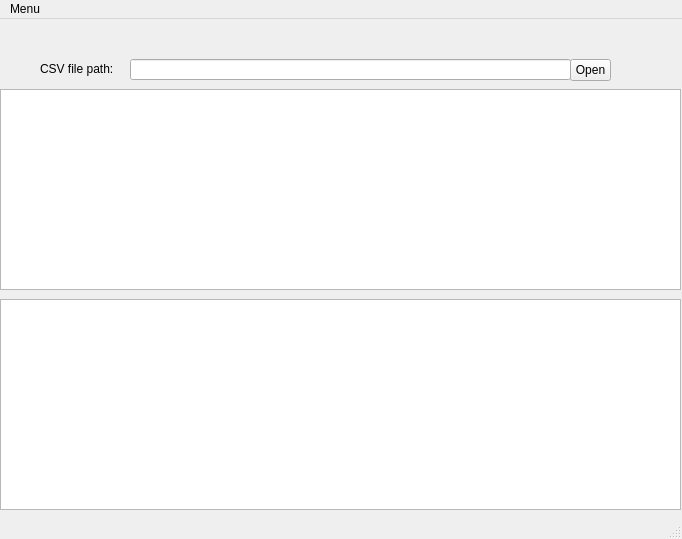
Sadiqush/RVSearch, file rvsearch/rvsearch_gui.ui: the form before one commit.
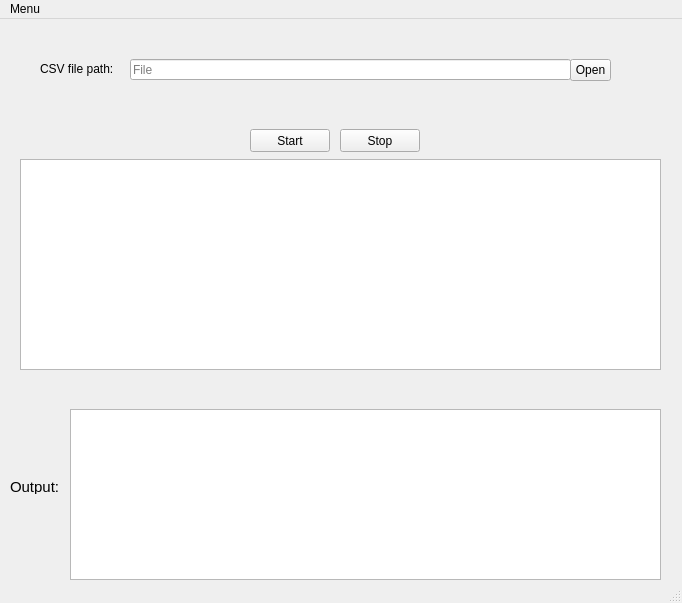
The form after the commit.

Commit message: added exit, and open functionalities, better UI

What changed in the file:
```diff
--- a/rvsearch/rvsearch_gui.ui
+++ b/rvsearch/rvsearch_gui.ui
@@ -7,7 +7,7 @@
     <x>0</x>
     <y>0</y>
     <width>682</width>
-    <height>539</height>
+    <height>603</height>
    </rect>
   </property>
   <property name="windowTitle">
@@ -23,6 +23,12 @@
       <height>21</height>
      </rect>
     </property>
+    <property name="text">
+     <string/>
+    </property>
+    <property name="placeholderText">
+     <string>File</string>
+    </property>
    </widget>
    <widget class="QLabel" name="csvpath">
     <property name="geometry">
@@ -53,23 +59,67 @@
    <widget class="QTextBrowser" name="log">
     <property name="geometry">
      <rect>
-      <x>0</x>
-      <y>70</y>
-      <width>681</width>
-      <height>201</height>
-     </rect>
-    </property>
-   </widget>
-   <widget class="QTextBrowser" name="output">
-    <property name="geometry">
-     <rect>
-      <x>0</x>
-      <y>280</y>
-      <width>681</width>
+      <x>20</x>
+      <y>140</y>
+      <width>641</width>
       <height>211</height>
      </rect>
     </property>
    </widget>
+   <widget class="QTextBrowser" name="output">
+    <property name="geometry">
+     <rect>
+      <x>70</x>
+      <y>390</y>
+      <width>591</width>
+      <height>171</height>
+     </rect>
+    </property>
+   </widget>
+   <widget class="QPushButton" name="start_button">
+    <property name="geometry">
+     <rect>
+      <x>250</x>
+      <y>110</y>
+      <width>80</width>
+      <height>23</height>
+     </rect>
+    </property>
+    <property name="text">
+     <string>Start</string>
+    </property>
+   </widget>
+   <widget class="QPushButton" name="stop_button">
+    <property name="geometry">
+     <rect>
+      <x>340</x>
+      <y>110</y>
+      <width>80</width>
+      <height>23</height>
+     </rect>
+    </property>
+    <property name="text">
+     <string>Stop</string>
+    </property>
+   </widget>
+   <widget class="QLabel" name="label">
+    <property name="geometry">
+     <rect>
+      <x>10</x>
+      <y>460</y>
+      <width>57</width>
+      <height>15</height>
+     </rect>
+    </property>
+    <property name="font">
+     <font>
+      <pointsize>11</pointsize>
+     </font>
+    </property>
+    <property name="text">
+     <string>Output:</string>
+    </property>
+   </widget>
   </widget>
   <widget class="QMenuBar" name="menubar">
    <property name="geometry">
```
Left out of the diff: 83 changed lines with no effect on the pictures. The commit also changes 1 other file.
